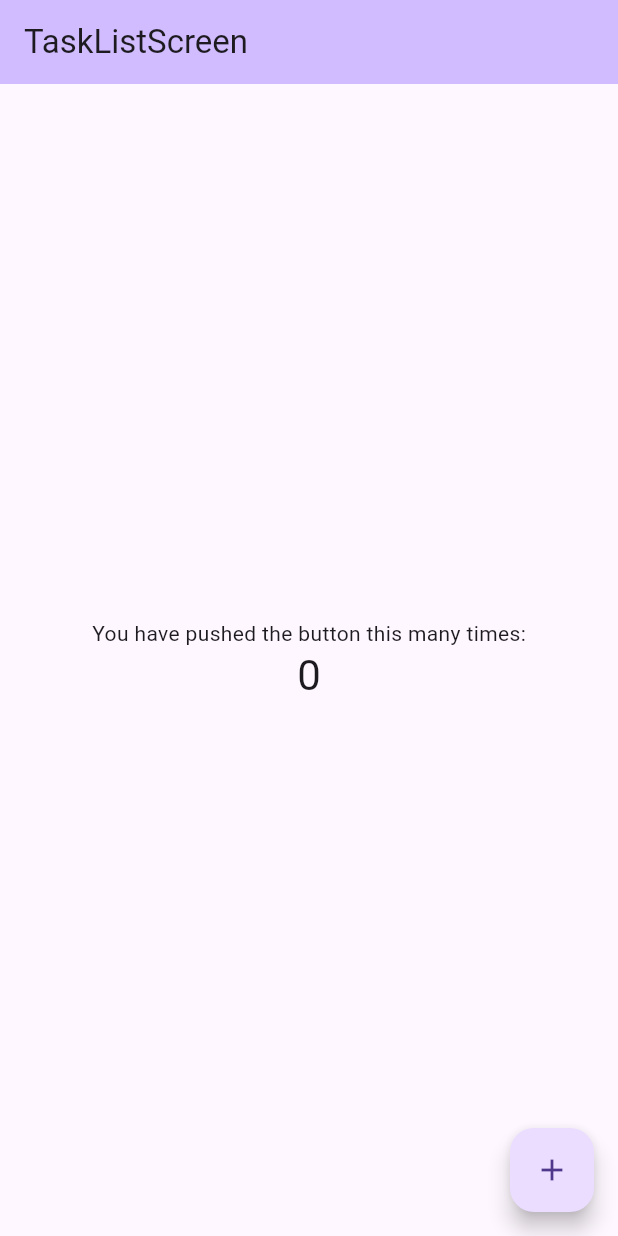
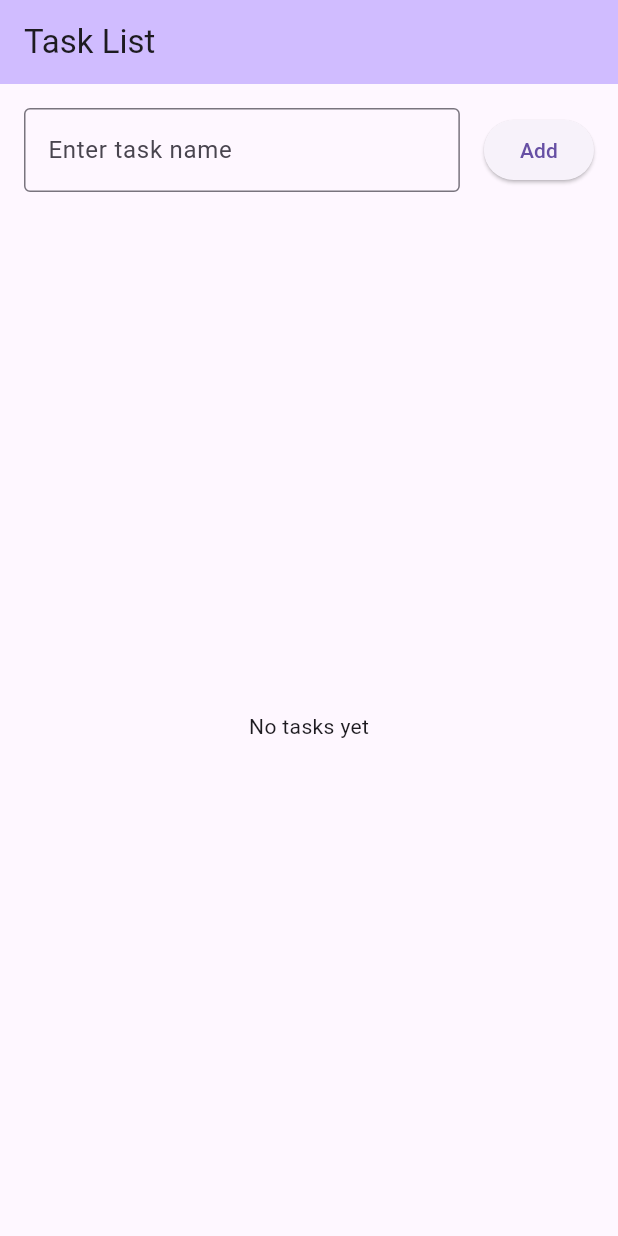
Before and after one commit to Mclovin7291/TaskListScreen, a Flutter app: the screen it shows after launch, on a phone screen of 412 x 824 dp. Run offline on Flutter 3.47's test engine with Material 3 defaults, Android fonts, the phone set to English and light mode, and no system bars.

Commit message:
add bar with add button

```diff
--- a/lib/main.dart
+++ b/lib/main.dart
@@ -7,101 +7,90 @@ void main() {
 class MyApp extends StatelessWidget {
   const MyApp({super.key});
 
-  // This widget is the root of your application.
   @override
   Widget build(BuildContext context) {
     return MaterialApp(
-      title: 'TaskListScreen',
+      title: 'Task List App',
       theme: ThemeData(
         primarySwatch: Colors.blue,
+        useMaterial3: true,
       ),
-      home: const MyHomePage(title: 'TaskListScreen'),
+      home: const TaskListScreen(),
     );
   }
 }
 
-class MyHomePage extends StatefulWidget {
-  const MyHomePage({super.key, required this.title});
+class Task {
+  String name;
+  bool isCompleted;
 
-  // This widget is the home page of your application. It is stateful, meaning
-  // that it has a State object (defined below) that contains fields that affect
-  // how it looks.
+  Task({required this.name, this.isCompleted = false});
+}
 
-  // This class is the configuration for the state. It holds the values (in this
-  // case the title) provided by the parent (in this case the App widget) and
-  // used by the build method of the State. Fields in a Widget subclass are
-  // always marked "final".
-
-  final String title;
+class TaskListScreen extends StatefulWidget {
+  const TaskListScreen({super.key});
 
   @override
-  State<MyHomePage> createState() => _MyHomePageState();
+  State<TaskListScreen> createState() => _TaskListScreenState();
 }
 
-class _MyHomePageState extends State<MyHomePage> {
-  int _counter = 0;
+class _TaskListScreenState extends State<TaskListScreen> {
+  final List<Task> _tasks = [];
+  final TextEditingController _taskController = TextEditingController();
 
-  void _incrementCounter() {
+  void _addTask() {
+    if (_taskController.text.isEmpty) return;
+
     setState(() {
-      // This call to setState tells the Flutter framework that something has
-      // changed in this State, which causes it to rerun the build method below
-      // so that the display can reflect the updated values. If we changed
-      // _counter without calling setState(), then the build method would not be
-      // called again, and so nothing would appear to happen.
-      _counter++;
+      _tasks.add(Task(name: _taskController.text));
+      _taskController.clear();
     });
   }
 
   @override
+  void dispose() {
+    _taskController.dispose();
+    super.dispose();
+  }
+
+  @override
   Widget build(BuildContext context) {
-    // This method is rerun every time setState is called, for instance as done
-    // by the _incrementCounter method above.
-    //
-    // The Flutter framework has been optimized to make rerunning build methods
-    // fast, so that you can just rebuild anything that needs updating rather
-    // than having to individually change instances of widgets.
     return Scaffold(
       appBar: AppBar(
-        // TRY THIS: Try changing the color here to a specific color (to
-        // Colors.amber, perhaps?) and trigger a hot reload to see the AppBar
-        // change color while the other colors stay the same.
+        title: const Text('Task List'),
         backgroundColor: Theme.of(context).colorScheme.inversePrimary,
-        // Here we take the value from the MyHomePage object that was created by
-        // the App.build method, and use it to set our appbar title.
-        title: Text(widget.title),
       ),
-      body: Center(
-        // Center is a layout widget. It takes a single child and positions it
-        // in the middle of the parent.
-        child: Column(
-          // Column is also a layout widget. It takes a list of children and
-          // arranges them vertically. By default, it sizes itself to fit its
-          // children horizontally, and tries to be as tall as its parent.
-          //
-          // Column has various properties to control how it sizes itself and
-          // how it positions its children. Here we use mainAxisAlignment to
-          // center the children vertically; the main axis here is the vertical
-          // axis because Columns are vertical (the cross axis would be
-          // horizontal).
-          //
-          // TRY THIS: Invoke "debug painting" (choose the "Toggle Debug Paint"
-          // action in the IDE, or press "p" in the console), to see the
-          // wireframe for each widget.
-          mainAxisAlignment: MainAxisAlignment.center,
-          children: <Widget>[
-            const Text('You have pushed the button this many times:'),
-            Text(
-              '$_counter',
-              style: Theme.of(context).textTheme.headlineMedium,
+      body: Column(
+        children: [
+          Padding(
+            padding: const EdgeInsets.all(16.0),
+            child: Row(
+              children: [
+                Expanded(
+                  child: TextField(
+                    controller: _taskController,
+                    decoration: const InputDecoration(
+                      hintText: 'Enter task name',
+                      border: OutlineInputBorder(),
+                    ),
+                    onSubmitted: (_) => _addTask(),
+                  ),
+                ),
+                const SizedBox(width: 16),
+                ElevatedButton(
+                  onPressed: _addTask,
+                  child: const Text('Add'),
+                ),
+              ],
             ),
-          ],
-        ),
+          ),
+          const Expanded(
+            child: Center(
+              child: Text('No tasks yet'),
+            ),
+          ),
+        ],
       ),
-      floatingActionButton: FloatingActionButton(
-        onPressed: _incrementCounter,
-        tooltip: 'Increment',
-        child: const Icon(Icons.add),
-      ), // This trailing comma makes auto-formatting nicer for build methods.
     );
   }
 }
```
